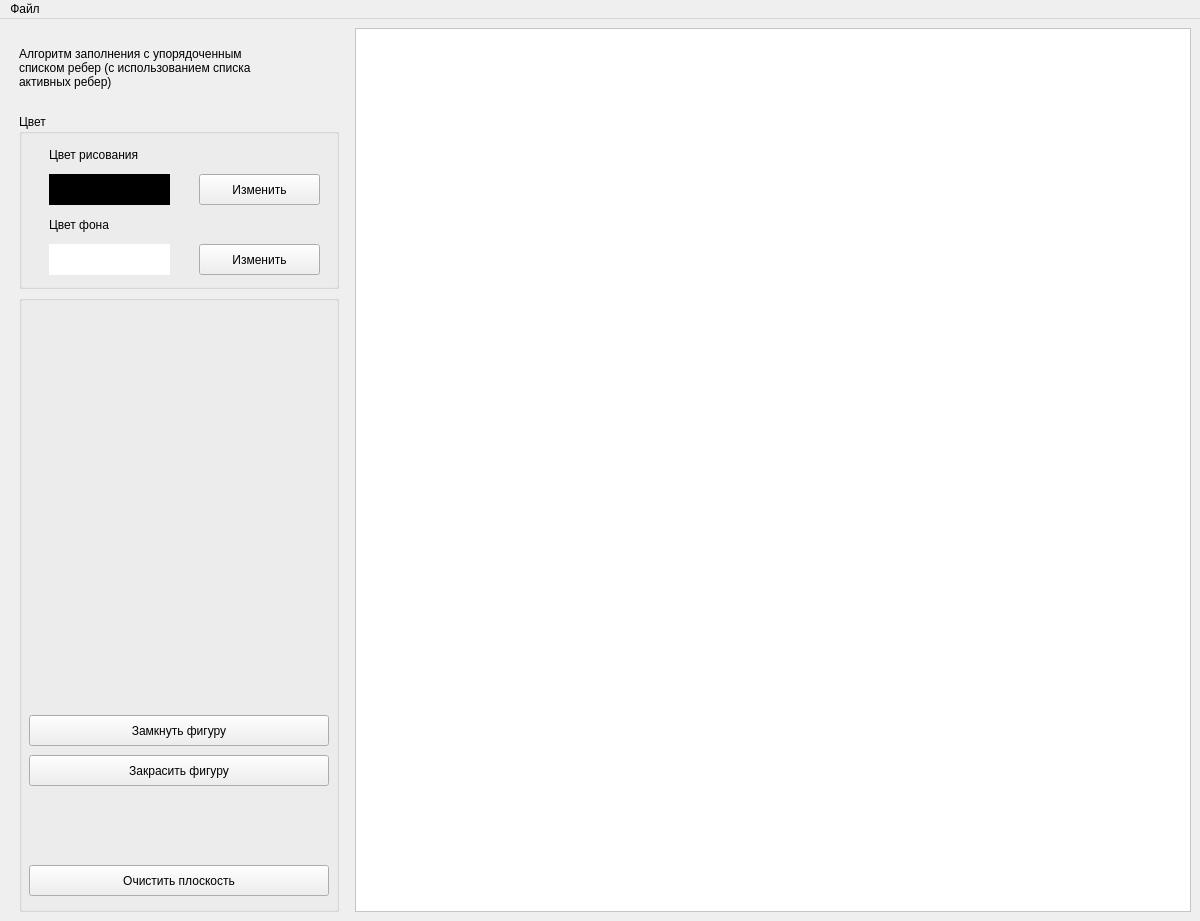
Before: the Qt Designer form lab_05_01/ui/mainwindow.ui in hahaclassic/computer-graphics, drawn with Qt 5.
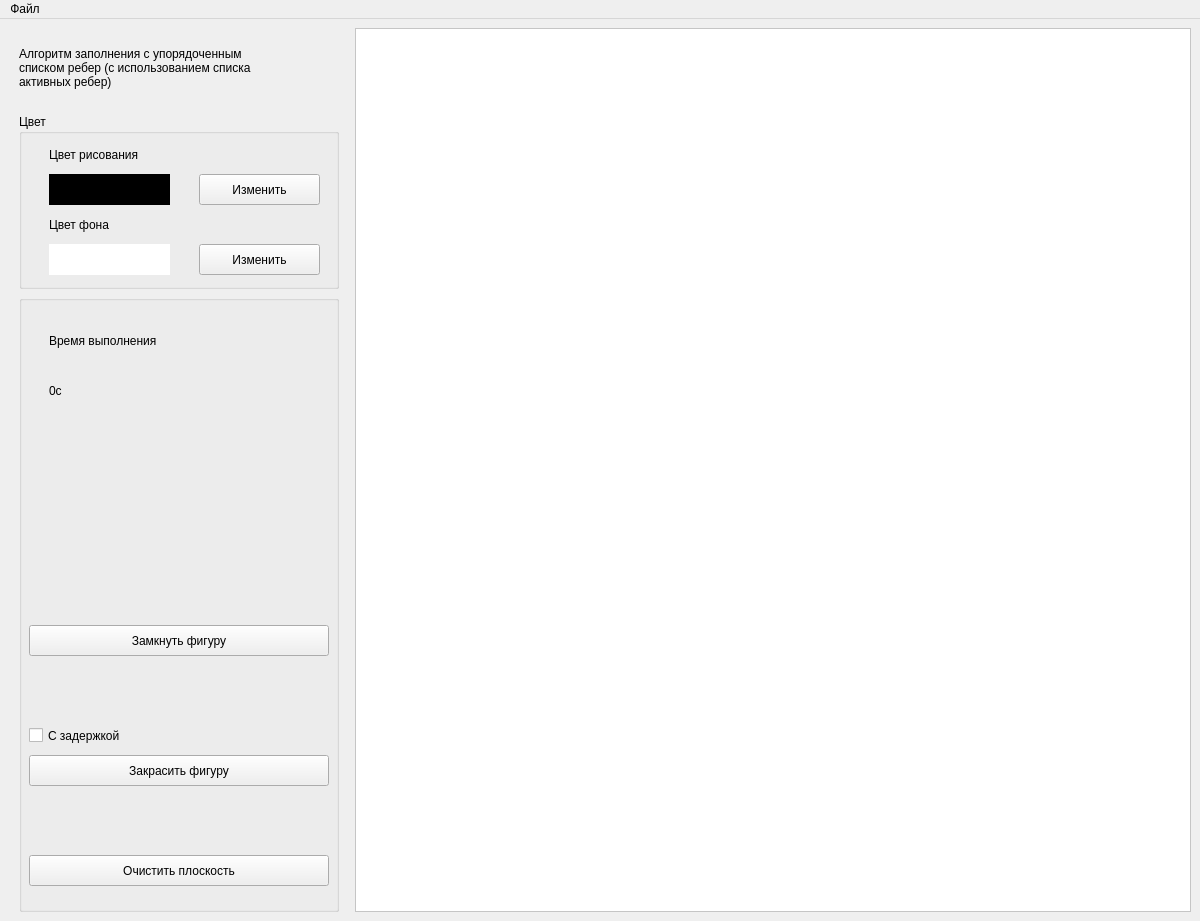
After: the same form once the commit is applied.

Commit message: lab_05: tempo

The edit to the form file:
```diff
--- a/lab_05_01/ui/mainwindow.ui
+++ b/lab_05_01/ui/mainwindow.ui
@@ -185,7 +185,7 @@
          <property name="geometry">
           <rect>
            <x>10</x>
-           <y>420</y>
+           <y>330</y>
            <width>300</width>
            <height>31</height>
           </rect>
@@ -204,7 +204,7 @@
          <property name="geometry">
           <rect>
            <x>10</x>
-           <y>570</y>
+           <y>560</y>
            <width>300</width>
            <height>31</height>
           </rect>
@@ -225,6 +225,45 @@
           <string>Очистить плоскость</string>
          </property>
         </widget>
+        <widget class="QLabel" name="label_2">
+         <property name="geometry">
+          <rect>
+           <x>30</x>
+           <y>30</y>
+           <width>261</width>
+           <height>31</height>
+          </rect>
+         </property>
+         <property name="text">
+          <string>Время выполнения</string>
+         </property>
+        </widget>
+        <widget class="QLabel" name="timeLabel">
+         <property name="geometry">
+          <rect>
+           <x>30</x>
+           <y>70</y>
+           <width>211</width>
+           <height>51</height>
+          </rect>
+         </property>
+         <property name="text">
+          <string>0c</string>
+         </property>
+        </widget>
+        <widget class="QCheckBox" name="checkBox">
+         <property name="geometry">
+          <rect>
+           <x>10</x>
+           <y>430</y>
+           <width>161</width>
+           <height>21</height>
+          </rect>
+         </property>
+         <property name="text">
+          <string>С задержкой</string>
+         </property>
+        </widget>
        </widget>
       </item>
      </layout>
```
Left out of the diff: 2 changed lines with no effect on the pictures. The commit also changes 2 other files.
